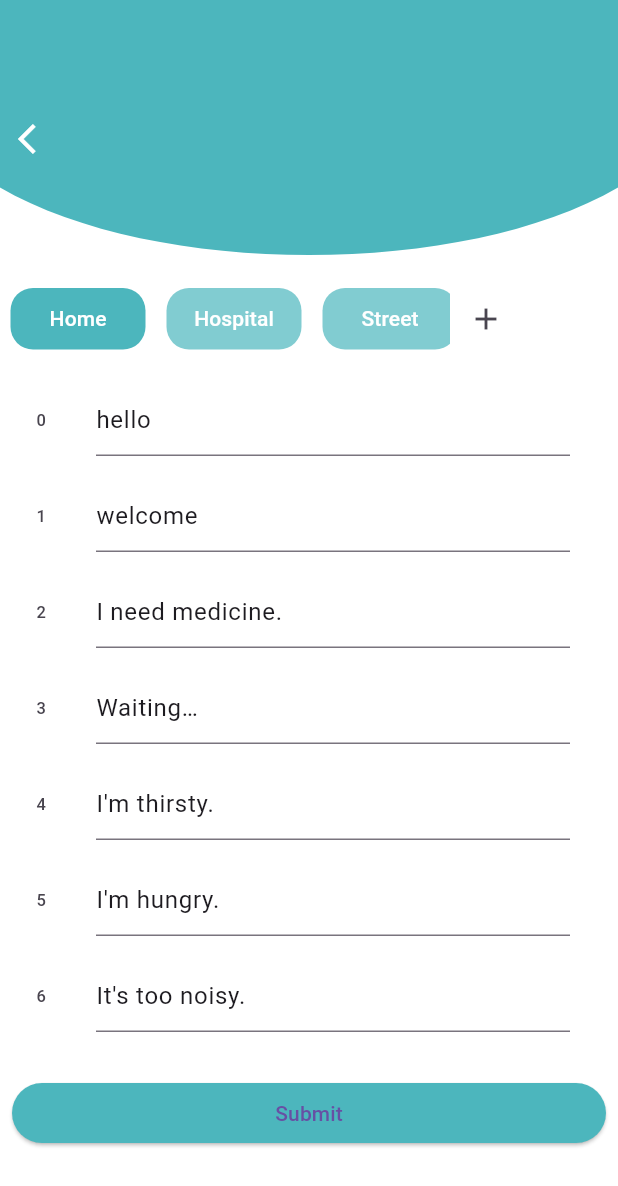
After one commit to ahmed-mohamed74/sign-talk-app, a Flutter app: the EditGloveModePage screen opened by its route, on a phone screen of 412 x 824 dp. The commit adds this screen. Shown: the top 1186 px of the screen. Run offline on Flutter 3.47's test engine with Material 3 defaults, Android fonts, the light colour scheme and no system bars; our stand-ins replace device_preview, firebase_auth, firebase_core, flutter_bluetooth_serial, flutter_switch, flutter_translate and 4 more; accounts and stored records are empty.

```diff
--- a/lib/core/utils/AppRouter.dart
+++ b/lib/core/utils/AppRouter.dart
@@ -1,5 +1,6 @@
 import 'package:flutter/material.dart';
 import 'package:go_router/go_router.dart';
+import 'package:sign_talk_app/view/screens/edit_glove_mode/edit_glove_mode.dart';
 import 'package:sign_talk_app/view/screens/home_view.dart';
 import 'package:sign_talk_app/view/screens/splash/splash-view.dart';
 import 'package:sign_talk_app/view/screens/search_for_device/search_for_device.dart';
@@ -16,6 +17,7 @@ abstract class AppRouter {
   static const kSelectProfile = '/SelectProfile';
   static const kSearchForDevice = '/SearchForDevice';
   static const kChooseLanguage = '/chooseLanguage';
+  static const kEditWords = '/editWords';
   static final GoRouter router = GoRouter(
     routes: <RouteBase>[
       GoRoute(
@@ -50,6 +52,11 @@ abstract class AppRouter {
         builder: (BuildContext context, GoRouterState state) =>
             const ChooseLanguage(),
       ),
+      GoRoute(
+        path: kEditWords,
+        builder: (BuildContext context, GoRouterState state) =>
+            const EditGloveModePage(),
+      ),
     ],
   );
 }
--- a/lib/core/utils/constants.dart
+++ b/lib/core/utils/constants.dart
@@ -1,4 +1,22 @@
 import 'package:flutter/material.dart';
 
 const kPrimaryColor = Color(0xFF4CB6BD);
-List<String> modes = ['Home', 'Street', 'Hospital'];
+List<String> modes = ['Home', 'Hospital', 'Street'];
+List<String> words = [
+  "hello",
+  "welcome",
+  "I need medicine.",
+  "Waiting…",
+  "I'm thirsty.",
+  "I'm hungry.",
+  "It's too noisy.",
+  "I don't like this.",
+  "I have a headache.",
+  "I want to go out.",
+  "Thank you.",
+  "I like this.",
+  "I need more.",
+  "Call The Doctor.",
+  "I need less.",
+  "Stop."
+];
--- /dev/null
+++ b/lib/view/screens/edit_glove_mode/edit_glove_mode.dart
@@ -0,0 +1,65 @@
+import 'package:flutter/material.dart';
+import 'package:provider/provider.dart';
+
+import '../../../controllers/data_controller.dart';
+import '../../../core/utils/constants.dart';
+import '../../widgets/curved_container.dart';
+import '../../widgets/method-item-listview.dart';
+
+class EditGloveModePage extends StatelessWidget {
+  const EditGloveModePage({super.key});
+
+  @override
+  Widget build(BuildContext context) {
+    return Consumer<DataController>(
+      builder: (context, controller, _) {
+        return Scaffold(
+          body: Form(
+            child: Column(
+              children: [
+                CurvedBottomContainer(
+                  press: () {
+                    Navigator.pop(context);
+                  },
+                ),
+                MethodItemListview(
+                  controller: controller,
+                ),
+                SizedBox(
+                  height: 470,
+                  child: SingleChildScrollView(
+                    child: Padding(
+                      padding: const EdgeInsets.all(8.0),
+                      child: Column(
+                        children: List.generate(
+                          words.length,
+                          (index) => ListTile(
+                            leading: Text(index.toString()),
+                            title: TextFormField(initialValue: words[index]),
+                          ),
+                        ),
+                      ),
+                    ),
+                  ),
+                ),
+                Padding(
+                  padding: const EdgeInsets.all(8.0),
+                  child: SizedBox(
+                    width: double.infinity,
+                    child: ElevatedButton(
+                      onPressed: () {},
+                      style: const ButtonStyle(
+                          backgroundColor:
+                              MaterialStatePropertyAll(kPrimaryColor)),
+                      child: const Text('Submit'),
+                    ),
+                  ),
+                ),
+              ],
+            ),
+          ),
+        );
+      },
+    );
+  }
+}
--- a/lib/view/widgets/custom-drawer.dart
+++ b/lib/view/widgets/custom-drawer.dart
@@ -34,6 +34,11 @@ class _CustomDrawerState extends State<CustomDrawer> {
             title: 'Tutorial',
             icon: Icons.history_edu,
             location: AppRouter.kSearchForDevice,
+          ),
+          DrawerItem(
+            title: 'Update Words',
+            icon: Icons.edit,
+            location: AppRouter.kEditWords,
           ),
           const Divider(),
           const Padding(
@@ -142,7 +147,6 @@ class DrawerItem extends StatelessWidget {
         iconColor: iconColor,
         onTap: () {
           controller.selectedDrawerPage = title;
-          Navigator.pop(context);
           GoRouter.of(context).push(location);
         },
         leading: Icon(icon),
--- a/lib/view/widgets/method-item-listview.dart
+++ b/lib/view/widgets/method-item-listview.dart
@@ -6,13 +6,16 @@ import '../../controllers/data_controller.dart';
 
 class MethodItemListview extends StatelessWidget {
   const MethodItemListview({super.key, required this.controller});
+
   final DataController controller;
+
   @override
   Widget build(BuildContext context) {
-    return SizedBox(
-      height: 60,
-      child: Padding(
-        padding: const EdgeInsets.only(left: 26.0),
+    return Row(
+      children: [
+        SizedBox(
+          height: 55,
+          width: 300,
           child: ListView.builder(
               itemCount: modes.length,
               scrollDirection: Axis.horizontal,
@@ -26,6 +29,11 @@ class MethodItemListview extends StatelessWidget {
                 );
               }),
         ),
+        IconButton(
+          icon: const Icon(Icons.add),
+          onPressed: () {},
+        ),
+      ],
     );
   }
 }
--- a/lib/view/widgets/method-item.dart
+++ b/lib/view/widgets/method-item.dart
@@ -13,7 +13,7 @@ class MethodItem extends StatelessWidget {
     return Consumer<DataController>(
       builder: (context, controller, _) {
         return Container(
-          width: 100,
+          width: 90,
           height: 30,
           decoration: ShapeDecoration(
             shape: RoundedRectangleBorder(
--- a/pubspec.yaml
+++ b/pubspec.yaml
@@ -47,6 +47,8 @@ dependencies:
   lottie:
   provider:
   flutter_translate:
+  flutter_tts: ^3.8.3
+  speech_to_text: ^6.3.0
 
 dev_dependencies:
   flutter_test:
```
Also changed, not shown: lib/core/services/api_service.dart (added, +119 -0 lines), lib/models/mode_model.dart (added, +75 -0 lines), lib/view/screens/home_view.dart (+90 -13 lines), lib/view/screens/search_for_device/search_for_device.dart (+9 -7 lines), lib/view/widgets/data-item.dart (+15 -4 lines), pubspec.lock, 5 other files. Lines whose indentation alone changed are shown as unchanged.
